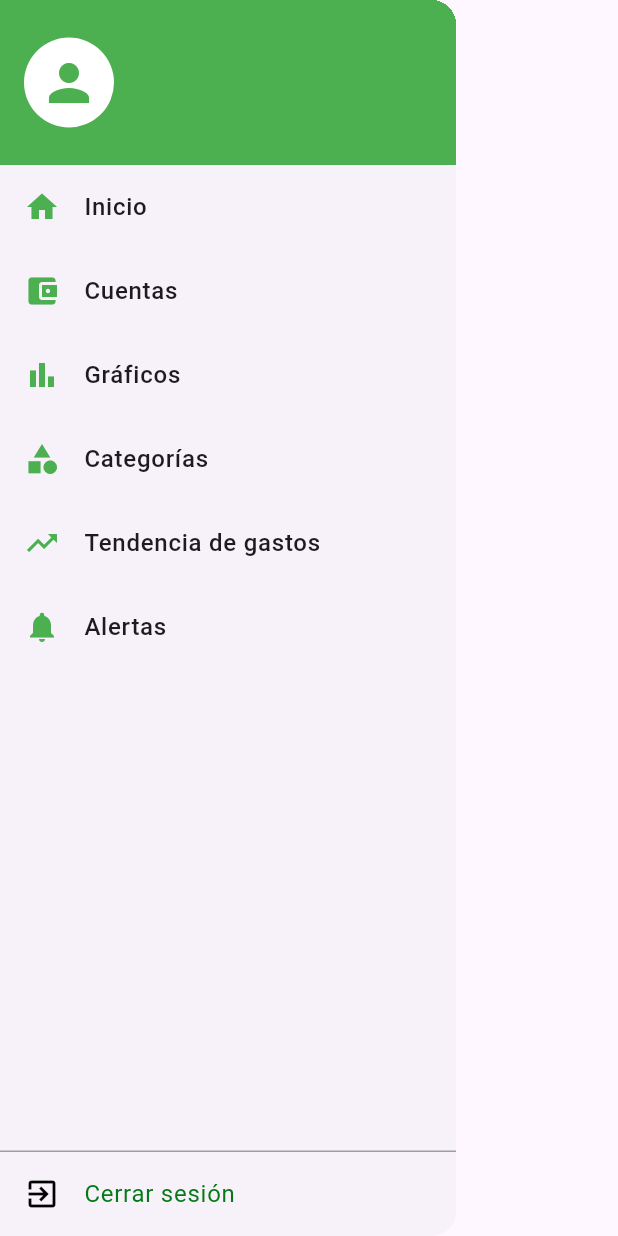
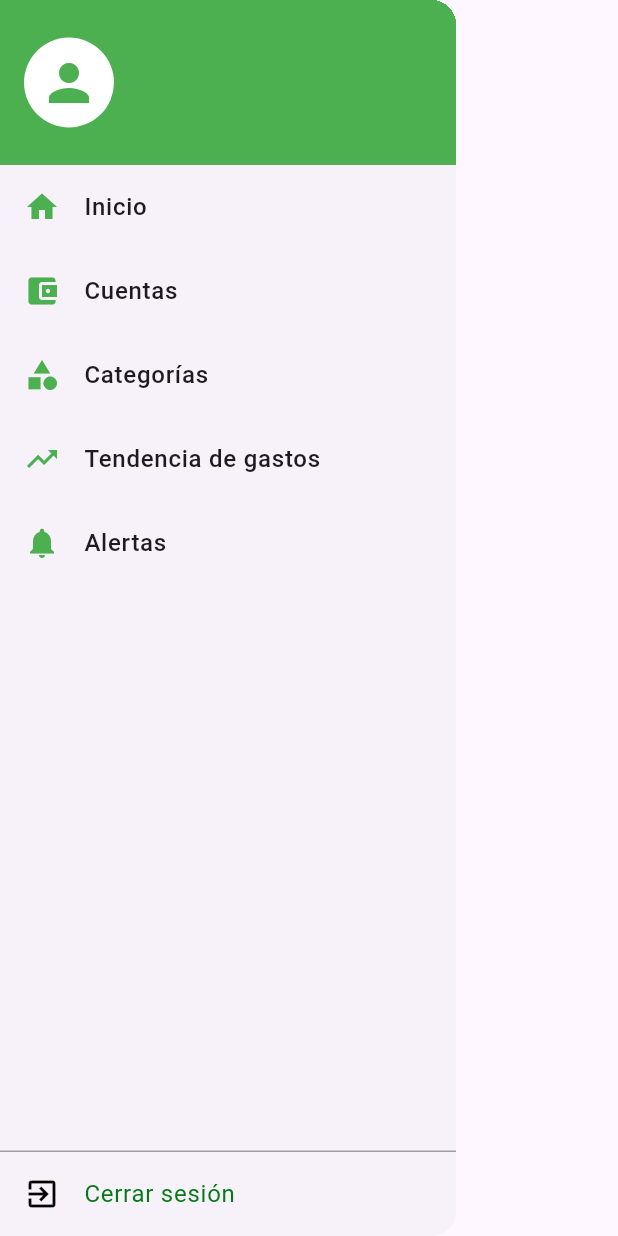
Before and after one commit to JazminHeredia/MyWallet-Ahora-si, a Flutter app: the CustomDrawer widget shown alone on an empty page, opened directly, on a phone screen of 412 x 824 dp. Run offline on Flutter 3.47's test engine with Material 3 defaults, Android fonts, the phone set to English and light mode, and no system bars; our stand-ins replace cloud_firestore, firebase_auth, firebase_core, go_router, google_sign_in; accounts and stored records are empty.

```diff
--- a/lib/views/home/menu/menu.dart
+++ b/lib/views/home/menu/menu.dart
@@ -113,21 +113,7 @@ class CustomDrawer extends StatelessWidget {
 
                   },
                 ),
-                ListTile(
-                  leading: const Icon(Icons.bar_chart,
-                    color: Colors.green,
-                  ),
-                  title: const Text('Gráficos',
-                    style: TextStyle(
-                      fontSize: 16,
-                      fontWeight: FontWeight.w500,
-                    )
-                  ),
-                  onTap: () {
-                  //  Navigator.pop(context);
-                  //  context.go('/graphics');
-                  },
-                ),
+
                 ListTile(
                   leading: const Icon(Icons.category,
                     color: Colors.green,
```
